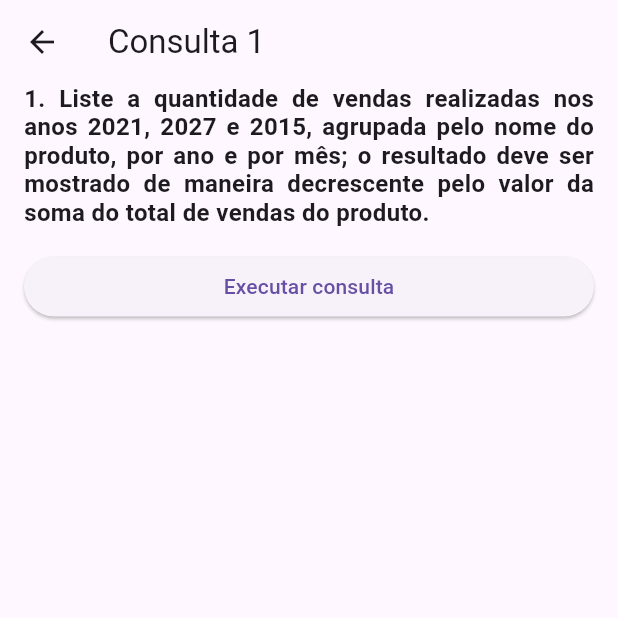
After one commit to alexlsilva7/ProjetoBD-2022.1, a Flutter app: the Consulta1Screen screen opened by its route, on a phone screen of 412 x 824 dp, the top half of it. The commit adds this screen. Run offline on Flutter 3.47's test engine with Material 2 defaults, Android fonts, the phone set to English and light mode, and no system bars; our stand-ins replace adaptive_theme; missing offline and left inert: faker_dart, mysql1, select_dialog.

Commit message:
inicio da criação das telas de consultas

```diff
--- a/lib/app/core/components/main_navigation_rail.dart
+++ b/lib/app/core/components/main_navigation_rail.dart
@@ -96,6 +96,11 @@ class _MainNavigationRailState extends State<MainNavigationRail> {
               selectedIcon: Icon(Icons.list),
               label: Text('Pedidos'),
             ),
+            NavigationRailDestination(
+              icon: Icon(Icons.search),
+              selectedIcon: Icon(Icons.search),
+              label: Text('Consultas'),
+            ),
           ],
         );
       },
--- a/lib/app/core/view/main_screen.dart
+++ b/lib/app/core/view/main_screen.dart
@@ -5,6 +5,7 @@ import 'package:projeto_bd/app/core/view/home_screen.dart';
 import 'package:projeto_bd/app/features/armazem/view/armazens_screen.dart';
 import 'package:projeto_bd/app/features/categoria/view/categorias_screen.dart';
 import 'package:projeto_bd/app/features/cliente/view/clientes_screen.dart';
+import 'package:projeto_bd/app/features/consultas/view/consultas_screen.dart';
 import 'package:projeto_bd/app/features/fornecedor/view/fornecedores_screen.dart';
 import 'package:projeto_bd/app/features/pedido/view/pedidos_screen.dart';
 import 'package:projeto_bd/app/features/produto/view/produtos_screen.dart';
@@ -42,6 +43,7 @@ class _MainScreenState extends State<MainScreen> {
                   ArmazensScreen(),
                   ClientesScreen(),
                   PedidosScreen(),
+                  ConsultasScreen(),
                 ],
               );
             }),
--- /dev/null
+++ b/lib/app/features/consultas/controller/consultas_controller.dart
@@ -0,0 +1,38 @@
+import 'package:projeto_bd/app/core/helpers/db_helper.dart';
+
+class ConsultasController {
+  Future<List<Map<String, dynamic>>> getConsulta1() async {
+    final conn = await DbHelper.getConnection();
+
+    const sql = '''
+      SELECT
+        YEAR(p.data) AS ano,
+        MONTH(p.data) AS mes,
+        SUM(pp.quantidade) AS quantidade,
+        prod.nome AS nomeProduto
+      FROM
+          Pedido p,
+          ProdutoPedido pp,
+          Produto prod
+      WHERE
+          YEAR(p.data) IN (2021, 2027, 2015) AND
+          p.id = pp.pedidoId AND
+          pp.produtoId = prod.id
+      GROUP BY
+          nomeProduto,
+          ano,
+          mes
+      ORDER BY
+          quantidade DESC;
+    ''';
+
+    final results = await conn.query(sql);
+    conn.close();
+    List<Map<String, dynamic>> rows = [];
+    for (var result in results) {
+      rows.add(result.fields);
+    }
+
+    return rows;
+  }
+}
--- /dev/null
+++ b/lib/app/features/consultas/view/consulta_1_screen.dart
@@ -0,0 +1,100 @@
+import 'package:flutter/material.dart';
+import 'package:projeto_bd/app/features/consultas/controller/consultas_controller.dart';
+
+class Consulta1Screen extends StatefulWidget {
+  const Consulta1Screen({super.key});
+
+  @override
+  State<Consulta1Screen> createState() => _Consulta1ScreenState();
+}
+
+class _Consulta1ScreenState extends State<Consulta1Screen> {
+  final ConsultasController _controller = ConsultasController();
+
+  List<Map<String, dynamic>>? _rows;
+
+  bool _isLoading = false;
+
+  @override
+  Widget build(BuildContext context) {
+    return Scaffold(
+      appBar: AppBar(
+        title: const Text('Consulta 1'),
+      ),
+      body: Padding(
+        padding: const EdgeInsets.symmetric(horizontal: 16),
+        child: Column(
+          children: [
+            const Text(
+              '1. Liste a quantidade de vendas realizadas nos anos 2021, 2027 e 2015, agrupada pelo nome do produto, por ano e por mês; o resultado deve ser mostrado de maneira decrescente pelo valor da soma do total de vendas do produto.',
+              maxLines: 10,
+              textAlign: TextAlign.justify,
+              style: TextStyle(
+                  fontSize: 16, height: 1.2, fontWeight: FontWeight.w600),
+            ),
+            const SizedBox(height: 16),
+            SizedBox(
+              width: double.infinity,
+              child: ElevatedButton(
+                onPressed: () async {
+                  setState(() {
+                    _isLoading = true;
+                  });
+                  final rows = await _controller.getConsulta1();
+                  setState(() {
+                    _rows = rows;
+                    _isLoading = false;
+                  });
+                },
+                child: const Text('Executar consulta'),
+              ),
+            ),
+            const SizedBox(height: 16),
+            _isLoading
+                ? const Expanded(
+                    child: Center(child: CircularProgressIndicator()))
+                : _rows != null && _rows!.isNotEmpty
+                    ? Expanded(
+                        child: ListView(
+                          children: [
+                            Text(
+                              'Resultado (${_rows!.length} registros)',
+                              style: Theme.of(context).textTheme.labelMedium,
+                            ),
+                            const SizedBox(height: 16),
+                            DataTable(
+                              columns: [
+                                ..._rows!.first.keys
+                                    .map((e) => DataColumn(label: Text(e)))
+                                    .toList()
+                              ],
+                              rows: [
+                                for (var row in _rows ?? [])
+                                  DataRow(
+                                    cells: [
+                                      ...row.values.map(
+                                          (e) => DataCell(Text(e.toString())))
+                                    ],
+                                  )
+                              ],
+                              headingRowColor: MaterialStateColor.resolveWith(
+                                  (states) => Theme.of(context)
+                                      .colorScheme
+                                      .primaryContainer),
+                            ),
+                          ],
+                        ),
+                      )
+                    : _rows == null
+                        ? const SizedBox()
+                        : const Expanded(
+                            child: Center(
+                              child: Text('Nenhum resultado encontrado'),
+                            ),
+                          ),
+          ],
+        ),
+      ),
+    );
+  }
+}
--- a/lib/main.dart
+++ b/lib/main.dart
@@ -6,6 +6,7 @@ import 'package:projeto_bd/app/features/armazem/view/armazem_form.dart';
 import 'package:projeto_bd/app/features/categoria/model/categoria.dart';
 import 'package:projeto_bd/app/features/categoria/view/categoria_form.dart';
 import 'package:projeto_bd/app/features/cliente/view/cliente_form.dart';
+import 'package:projeto_bd/app/features/consultas/view/consulta_1_screen.dart';
 import 'package:projeto_bd/app/features/fornecedor/model/fornecedor.dart';
 import 'package:projeto_bd/app/features/fornecedor/view/fornecedor_form.dart';
 import 'package:projeto_bd/app/features/produto/model/produto.dart';
@@ -69,6 +70,7 @@ class MainApp extends StatelessWidget {
               '/add-cliente': (context) => const ClienteForm(),
               '/edit-cliente': (context) => ClienteForm(
                   clienteId: ModalRoute.of(context)!.settings.arguments as int),
+              '/consulta1': (context) => const Consulta1Screen(),
             },
             debugShowCheckedModeBanner: false,
             theme: theme,
```
Also changed, not shown: lib/app/core/components/drawer/main_drawer.dart (+9 -0 lines), lib/app/features/consultas/view/components/consulta_list_tile.dart (added, +26 -0 lines), lib/app/features/consultas/view/consultas_screen.dart (added, +39 -0 lines).
